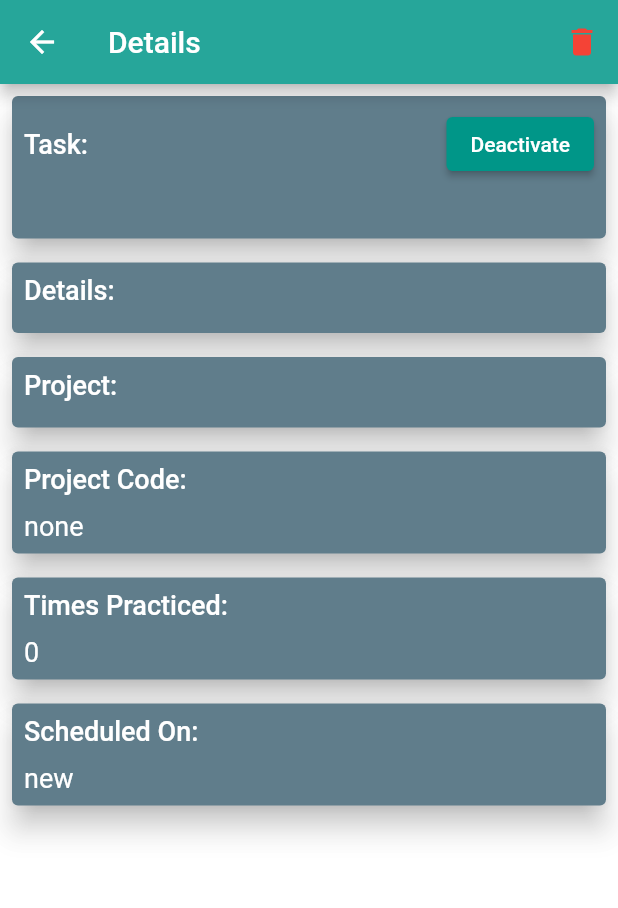
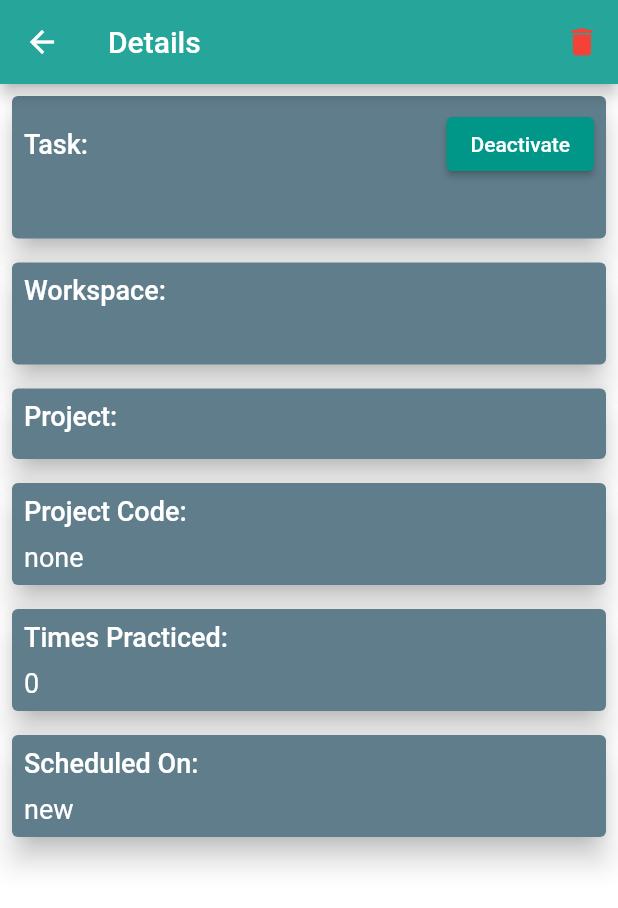
Before and after one commit to naimur105/spaced_lite, a Flutter app: the DetailsView screen opened directly with empty values, on a phone screen of 412 x 824 dp. Shown: the top 908 px of the screen. Run offline on Flutter 3.47's test engine with Material 2 defaults, Android fonts, the light colour scheme and no system bars; our stand-ins replace csv, file_picker, fl_chart, flutter_hooks, flutter_typeahead, logger and 4 more; missing offline and left inert: dart:html; accounts and stored records are empty.

```diff
--- a/lib/services/api/sqlite_api.dart
+++ b/lib/services/api/sqlite_api.dart
@@ -34,8 +34,7 @@ class SqliteApi implements Api {
   @override
   Future<List<Task>> getAllTasks() async {
     List<Task> tasks = <Task>[];
-    var tasksTable =
-        await _database.query(tasksTableName, orderBy: 'nextDate DESC');
+    var tasksTable = await _database.query(tasksTableName, orderBy: 'id DESC');
     for (var task in tasksTable) {
       tasks.add(Task.fromJson(task));
     }
--- a/lib/ui/views/details/details_view.dart
+++ b/lib/ui/views/details/details_view.dart
@@ -81,7 +81,7 @@ class DetailsView extends StatelessWidget {
                           child: Column(
                               crossAxisAlignment: CrossAxisAlignment.start,
                               children: <Widget>[
-                                const Text("Details:",
+                                const Text("Workspace:",
                                     style: TextStyle(
                                       fontSize: 18,
                                       fontWeight: FontWeight.w500,
@@ -89,6 +89,11 @@ class DetailsView extends StatelessWidget {
                                 const SizedBox(
                                   height: 10,
                                 ),
+                                Text(model.task.workspaceName.toString(),
+                                    style: const TextStyle(
+                                      fontSize: 18,
+                                      fontWeight: FontWeight.w400,
+                                    )),
                               ]),
                         )),
                     Card(
```
